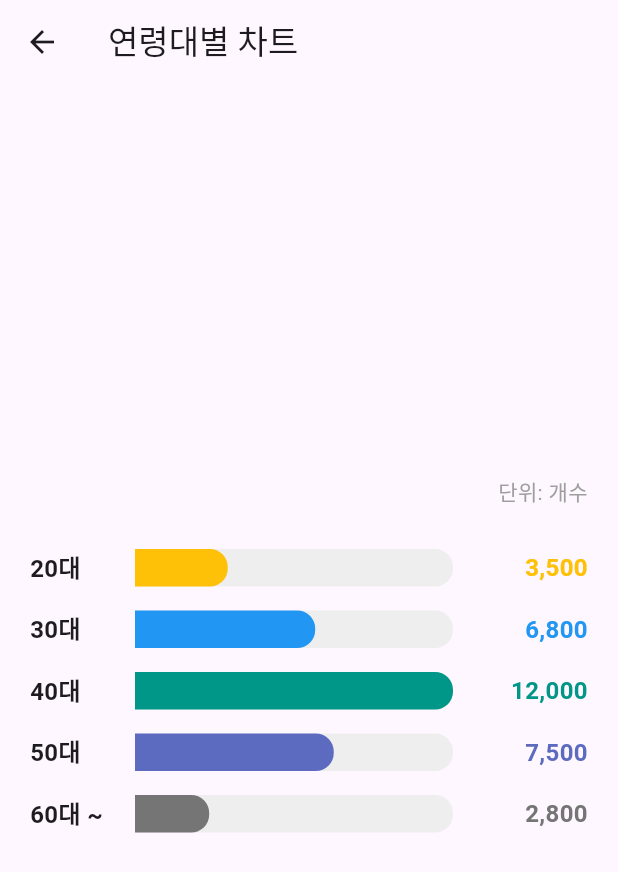
After one commit to LeeSunHaeng/custom_chart, a Flutter app: the screen it shows after launch, after a tap on "BAR 차트2", on a phone screen of 412 x 824 dp. The commit adds this screen. Shown: the top 872 px of the screen. Run offline on Flutter 3.47's test engine with Material 3 defaults, Android fonts, the phone set to English and light mode, and no system bars; our stand-ins replace fl_chart, latlong2, webview_flutter; missing offline and left inert: point_in_polygon, word_cloud.

Commit message:
bar_chart2 작성
bar_chart2 작성

```diff
--- /dev/null
+++ b/map_demo/lib/bar_chart/bar_chart2_screen.dart
@@ -0,0 +1,156 @@
+import 'package:fl_chart/fl_chart.dart';
+import 'package:flutter/material.dart';
+
+import 'package:intl/intl.dart'; // 숫자 포맷팅을 위해 intl 패키지 추가 (pubspec.yaml)
+
+class ChartData {
+  final String label;
+  final int value;
+  final Color color;
+
+  ChartData({required this.label, required this.value, required this.color});
+}
+
+// lib/bar_chart_row.dart
+
+class BarChartRow extends StatelessWidget {
+  final String label;
+  final int value;
+  final int maxValue; // 전체 값들 중 최대값 (비율 계산용)
+  final Color color;
+
+  const BarChartRow({
+    super.key,
+    required this.label,
+    required this.value,
+    required this.maxValue,
+    required this.color,
+  });
+
+  @override
+  Widget build(BuildContext context) {
+    // 숫자 포맷터 (예: 10000 -> 10,000)
+    final numberFormatter = NumberFormat('#,###');
+
+    return Padding(
+      padding: const EdgeInsets.symmetric(vertical: 8.0),
+      child: Row(
+        children: [
+          // 1. 라벨 (예: "20대")
+          SizedBox(
+            width: 60,
+            child: Text(
+              label,
+              style: const TextStyle(fontSize: 16, fontWeight: FontWeight.bold),
+            ),
+          ),
+          const SizedBox(width: 10),
+
+          // 2. 막대그래프
+          Expanded(
+            child: LayoutBuilder(
+              builder: (context, constraints) {
+                // 막대그래프의 최대 너비를 가져옴
+                final double barMaxWidth = constraints.maxWidth;
+                // 현재 값에 따른 막대 너비 계산
+                final double barWidth = (value / maxValue) * barMaxWidth;
+
+                return Stack(
+                  children: [
+                    // 배경 막대
+                    Container(
+                      height: 25,
+                      decoration: BoxDecoration(
+                        color: Colors.grey[200],
+                        borderRadius: BorderRadius.only(topRight: Radius.circular(12), bottomRight: Radius.circular(12)),
+                      ),
+                    ),
+                    // 값 막대
+                    Container(
+                      height: 25,
+                      width: barWidth,
+                      decoration: BoxDecoration(
+                        color: color,
+                        borderRadius: BorderRadius.only(topRight: Radius.circular(12), bottomRight: Radius.circular(12)),
+                      ),
+                    ),
+                  ],
+                );
+              },
+            ),
+          ),
+          const SizedBox(width: 10),
+
+          // 3. 값 텍스트 (예: "10,000")
+          SizedBox(
+            width: 80,
+            child: Text(
+              numberFormatter.format(value),
+              textAlign: TextAlign.right,
+              style: TextStyle(
+                fontSize: 16,
+                fontWeight: FontWeight.bold,
+                color: color,
+              ),
+            ),
+          ),
+        ],
+      ),
+    );
+  }
+}
+
+class BarChart2Screen extends StatefulWidget {
+  const BarChart2Screen({super.key});
+
+  @override
+  State<BarChart2Screen> createState() => _BarChart2ScreenState();
+}
+
+class _BarChart2ScreenState extends State<BarChart2Screen> {
+  final List<ChartData> chartDataList = [
+    ChartData(label: '20대', value: 3500, color: Colors.amber),
+    ChartData(label: '30대', value: 6800, color: Colors.blue),
+    ChartData(label: '40대', value: 12000, color: Colors.teal),
+    ChartData(label: '50대', value: 7500, color: Colors.indigo.shade400),
+    ChartData(label: '60대 ~', value: 2800, color: Colors.grey.shade600),
+  ];
+
+  int get maxValue {
+    // 데이터 중 가장 큰 값을 찾아 반환
+    return chartDataList.map((data) => data.value).reduce((a, b) => a > b ? a : b);
+  }
+
+  @override
+  Widget build(BuildContext context) {
+    return Scaffold(
+      appBar: AppBar(
+        title: const Text('연령대별 차트'),
+      ),
+      body: Padding(
+        padding: const EdgeInsets.all(20.0),
+        child: Center(
+          child: Column(
+            mainAxisAlignment: MainAxisAlignment.center,
+            crossAxisAlignment: CrossAxisAlignment.stretch,
+            children: [
+              const Text(
+                '단위: 개수',
+                style: TextStyle(fontSize: 14, color: Colors.grey),
+                textAlign: TextAlign.end,
+              ),
+              const SizedBox(height: 20),
+              // 데이터를 기반으로 차트 행들을 동적으로 생성
+              ...chartDataList.map((data) => BarChartRow(
+                    label: data.label,
+                    value: data.value,
+                    maxValue: maxValue,
+                    color: data.color,
+                  )),
+            ],
+          ),
+        ),
+      ),
+    );
+  }
+}
--- /dev/null
+++ b/map_demo/lib/bar_chart/bar_chart_painter.dart
@@ -0,0 +1,15 @@
+import 'package:flutter/cupertino.dart';
+import 'package:flutter/material.dart';
+
+class BarChartPainter extends CustomPainter {
+  @override
+  void paint(Canvas canvas, Size size) {
+    // TODO: implement paint
+  }
+
+  @override
+  bool shouldRepaint(covariant CustomPainter oldDelegate) {
+    // TODO: implement shouldRepaint
+    throw UnimplementedError();
+  }
+}
--- a/map_demo/lib/main.dart
+++ b/map_demo/lib/main.dart
@@ -1,4 +1,5 @@
 import 'package:flutter/material.dart';
+import 'package:map_demo/bar_chart/bar_chart2_screen.dart';
 import 'package:map_demo/bar_chart/bar_chart_screen.dart';
 import 'package:map_demo/cloud_chart/cloud_chart_screen.dart';
 import 'package:map_demo/list/list_screen.dart';
@@ -85,6 +86,17 @@ class HomeScreen extends StatelessWidget {
                   Navigator.push(
                     context,
                     MaterialPageRoute(
+                      builder: (context) => BarChart2Screen(),
+                    ),
+                  );
+                },
+                child: Text('BAR 차트2'),
+              ),
+              ElevatedButton(
+                onPressed: () {
+                  Navigator.push(
+                    context,
+                    MaterialPageRoute(
                       builder: (context) => const CloudChartScreen(),
                     ),
                   );
```
